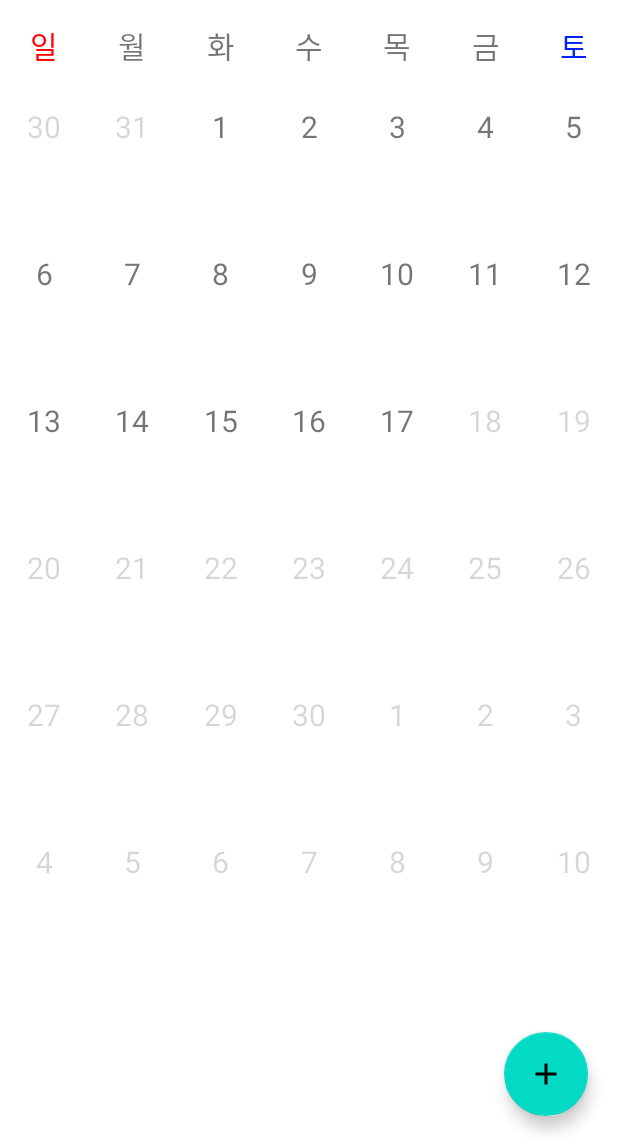
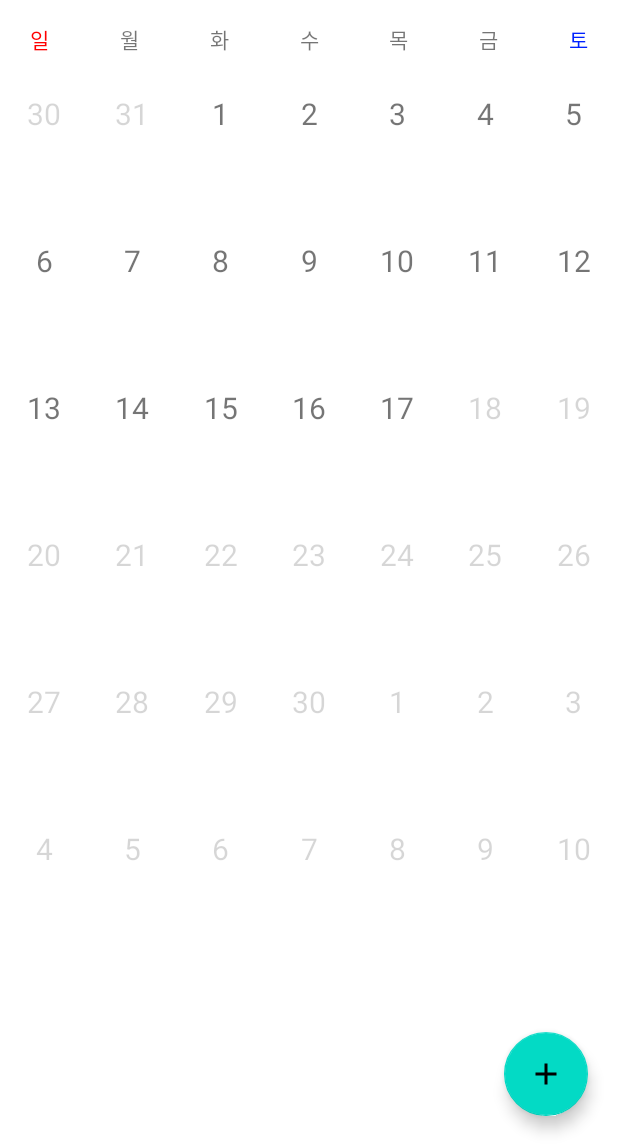
Before and after one commit to boostcampwm-2022/android02-DailyFilm, an Android app: the screen it shows after launch (CalendarActivity), on a phone screen of 412 x 824 dp, the part 90-1236 px from its top. Run offline under Robolectric (Android 15) with nearby library versions, the phone set to English and light mode, and no system bars; our stand-ins replace Dagger/Hilt's generated code, data binding; 2 statements that could not run were skipped.

Commit message:
issue #11 chore: 색상, drawable, style 리소스 추가
Co-authored-by: junhyeongleeee <djskal3745@gmail.com>
Co-authored-by: eoeo0326 <eoeo0326@gmail.com>

```diff
--- /dev/null
+++ b/app/src/main/res/drawable/ic_datepicker_month.xml
@@ -0,0 +1,5 @@
+<vector android:height="24dp" android:tint="#000000"
+    android:viewportHeight="24" android:viewportWidth="24"
+    android:width="24dp" xmlns:android="http://schemas.android.com/apk/res/android">
+    <path android:fillColor="@android:color/white" android:pathData="M19,4h-1V2h-2v2H8V2H6v2H5C3.89,4 3.01,4.9 3.01,6L3,20c0,1.1 0.89,2 2,2h14c1.1,0 2,-0.9 2,-2V6C21,4.9 20.1,4 19,4zM19,20H5V10h14V20zM9,14H7v-2h2V14zM13,14h-2v-2h2V14zM17,14h-2v-2h2V14zM9,18H7v-2h2V18zM13,18h-2v-2h2V18zM17,18h-2v-2h2V18z"/>
+</vector>
--- /dev/null
+++ b/app/src/main/res/drawable/ic_double_arrow_left.xml
@@ -0,0 +1,6 @@
+<vector android:height="24dp" android:tint="#000000"
+    android:viewportHeight="24" android:viewportWidth="24"
+    android:width="24dp" xmlns:android="http://schemas.android.com/apk/res/android">
+    <path android:fillColor="@android:color/white" android:pathData="M17.59,18l1.41,-1.41l-4.58,-4.59l4.58,-4.59l-1.41,-1.41l-6,6z"/>
+    <path android:fillColor="@android:color/white" android:pathData="M11,18l1.41,-1.41l-4.58,-4.59l4.58,-4.59l-1.41,-1.41l-6,6z"/>
+</vector>
--- /dev/null
+++ b/app/src/main/res/drawable/ic_double_arrow_right.xml
@@ -0,0 +1,6 @@
+<vector android:height="24dp" android:tint="#000000"
+    android:viewportHeight="24" android:viewportWidth="24"
+    android:width="24dp" xmlns:android="http://schemas.android.com/apk/res/android">
+    <path android:fillColor="@android:color/white" android:pathData="M6.41,6l-1.41,1.41l4.58,4.59l-4.58,4.59l1.41,1.41l6,-6z"/>
+    <path android:fillColor="@android:color/white" android:pathData="M13,6l-1.41,1.41l4.58,4.59l-4.58,4.59l1.41,1.41l6,-6z"/>
+</vector>
--- /dev/null
+++ b/app/src/main/res/drawable/ic_drawer_menu.xml
@@ -0,0 +1,5 @@
+<vector android:height="24dp" android:tint="#000000"
+    android:viewportHeight="24" android:viewportWidth="24"
+    android:width="24dp" xmlns:android="http://schemas.android.com/apk/res/android">
+    <path android:fillColor="@android:color/white" android:pathData="M2,15.5v2h20v-2L2,15.5zM2,10.5v2h20v-2L2,10.5zM2,5.5v2h20v-2L2,5.5z"/>
+</vector>
--- a/app/src/main/res/values/colors.xml
+++ b/app/src/main/res/values/colors.xml
@@ -10,4 +10,5 @@
     <color name="red">#FF0000</color>
     <color name="blue">#0022FF</color>
     <color name="gray">#CFCFCF</color>
+    <color name="divider_gray">#BBBBBB</color>
 </resources>
--- a/app/src/main/res/values/styles.xml
+++ b/app/src/main/res/values/styles.xml
@@ -1,7 +1,7 @@
 <?xml version="1.0" encoding="utf-8"?>
 <resources>
     <style name="weekTextViewStyle" parent="Widget.AppCompat.TextView">
-        <item name="android:textSize">20sp</item>
+        <item name="android:textSize">14sp</item>
         <item name="android:layout_width">wrap_content</item>
         <item name="android:layout_height">wrap_content</item>
     </style>
--- a/app/src/main/res/values/themes.xml
+++ b/app/src/main/res/values/themes.xml
@@ -1,6 +1,6 @@
 <resources xmlns:tools="http://schemas.android.com/tools">
     <!-- Base application theme. -->
-    <style name="Theme.DailyFilm" parent="Theme.MaterialComponents.Light.NoActionBar">
+    <style name="Theme.DailyFilm" parent="Theme.MaterialComponents.DayNight.NoActionBar">
         <!-- Primary brand color. -->
         <item name="colorPrimary">@color/purple_500</item>
         <item name="colorPrimaryVariant">@color/purple_700</item>
```
Also changed, not shown: app/src/main/res/drawable/div_calendar_week.xml (added, +9 -0 lines).
